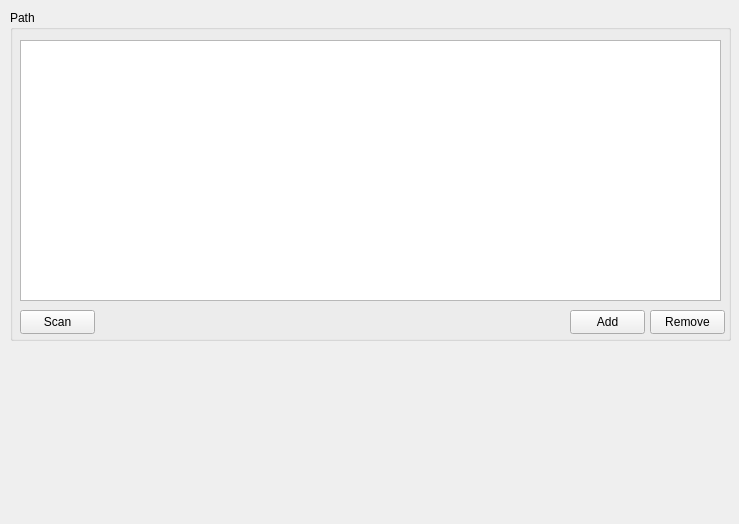
This is VeraCore.QT/Plugins.ui in dodinhhoanganh/VeraCore as Qt 5 draws it before an edit. The edited form follows.
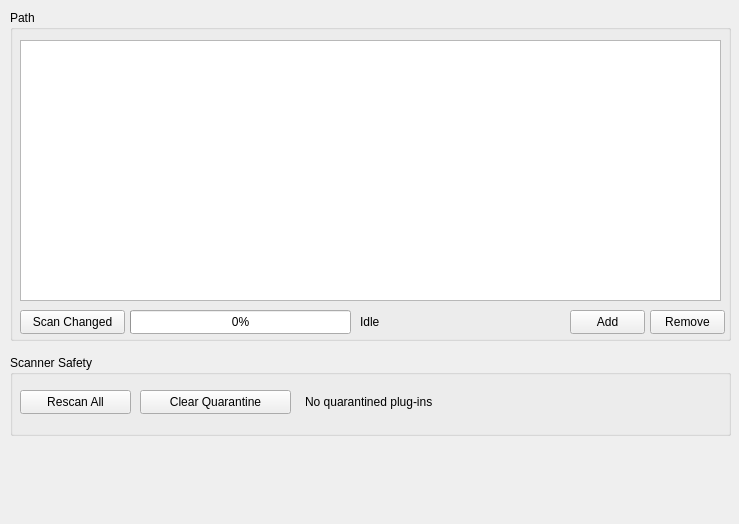
This is the edited form.

```diff
--- a/VeraCore.QT/Plugins.ui
+++ b/VeraCore.QT/Plugins.ui
@@ -66,12 +66,90 @@
      <rect>
       <x>10</x>
       <y>300</y>
-      <width>75</width>
+      <width>105</width>
       <height>24</height>
      </rect>
     </property>
     <property name="text">
-     <string>Scan</string>
+     <string>Scan Changed</string>
+    </property>
+   </widget>
+   <widget class="QProgressBar" name="scanProgress">
+    <property name="geometry">
+     <rect>
+      <x>120</x>
+      <y>300</y>
+      <width>221</width>
+      <height>24</height>
+     </rect>
+    </property>
+    <property name="value">
+     <number>0</number>
+    </property>
+   </widget>
+   <widget class="QLabel" name="scanStatus">
+    <property name="geometry">
+     <rect>
+      <x>350</x>
+      <y>300</y>
+      <width>201</width>
+      <height>24</height>
+     </rect>
+    </property>
+    <property name="text">
+     <string>Idle</string>
+    </property>
+   </widget>
+  </widget>
+  <widget class="QGroupBox" name="scannerSafetyGroup">
+   <property name="geometry">
+    <rect>
+     <x>10</x>
+     <y>355</y>
+     <width>721</width>
+     <height>81</height>
+    </rect>
+   </property>
+   <property name="title">
+    <string>Scanner Safety</string>
+   </property>
+   <widget class="QPushButton" name="rescanBtn">
+    <property name="geometry">
+     <rect>
+      <x>10</x>
+      <y>35</y>
+      <width>111</width>
+      <height>24</height>
+     </rect>
+    </property>
+    <property name="text">
+     <string>Rescan All</string>
+    </property>
+   </widget>
+   <widget class="QPushButton" name="clearQuarantineBtn">
+    <property name="geometry">
+     <rect>
+      <x>130</x>
+      <y>35</y>
+      <width>151</width>
+      <height>24</height>
+     </rect>
+    </property>
+    <property name="text">
+     <string>Clear Quarantine</string>
+    </property>
+   </widget>
+   <widget class="QLabel" name="quarantineStatus">
+    <property name="geometry">
+     <rect>
+      <x>295</x>
+      <y>35</y>
+      <width>416</width>
+      <height>24</height>
+     </rect>
+    </property>
+    <property name="text">
+     <string>No quarantined plug-ins</string>
     </property>
    </widget>
   </widget>
```
